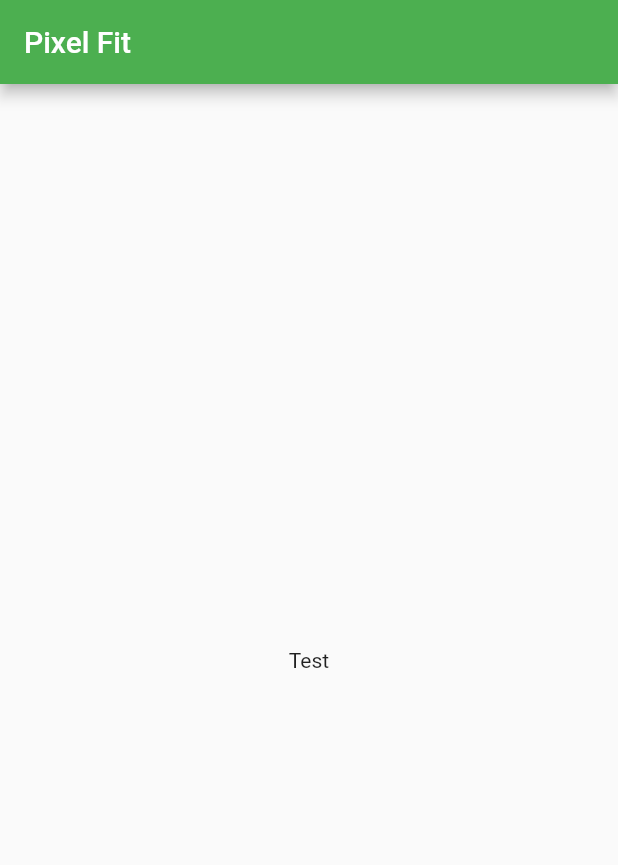
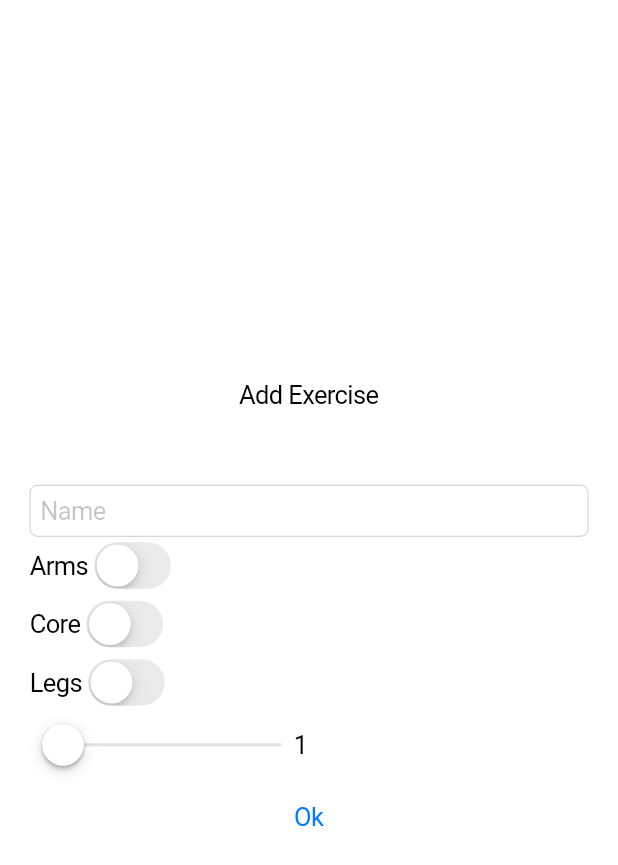
Before and after one commit to martflu/pixel-fit, a Flutter app: the screen it shows after launch, on a phone screen of 412 x 824 dp. Shown: the top 865 px of the screen. Run offline on Flutter 3.47's test engine with Material 2 defaults, Android fonts, the phone set to English and light mode, and no system bars; our stand-ins replace shared_preferences; generated files the repository leaves out were written again.

Commit message:
[feat] Add screen for adding exercises

```diff
--- a/lib/main.dart
+++ b/lib/main.dart
@@ -1,4 +1,5 @@
-import 'package:flutter/material.dart';
+import 'package:flutter/cupertino.dart';
+import 'package:pixel_fit/screens/add_exercise.dart';
 
 void main() {
   runApp(MyApp());
@@ -7,42 +8,9 @@ void main() {
 class MyApp extends StatelessWidget {
   @override
   Widget build(BuildContext context) {
-    return MaterialApp(
+    return CupertinoApp(
       title: 'Pixel Fit',
-      theme: ThemeData(
-        primarySwatch: Colors.green,
-        visualDensity: VisualDensity.adaptivePlatformDensity,
-      ),
-      home: MyHomePage(title: 'Pixel Fit'),
+      home: AddExercise(),
     );
   }
 }
-
-class MyHomePage extends StatefulWidget {
-  MyHomePage({Key key, this.title}) : super(key: key);
-  final String title;
-
-  @override
-  _MyHomePageState createState() => _MyHomePageState();
-}
-
-class _MyHomePageState extends State<MyHomePage> {
-  @override
-  Widget build(BuildContext context) {
-    return Scaffold(
-      appBar: AppBar(
-        title: Text(widget.title),
-      ),
-      body: Center(
-        child: Column(
-          mainAxisAlignment: MainAxisAlignment.center,
-          children: <Widget>[
-            Text(
-              'Test',
-            ),
-          ],
-        ),
-      ),
-    );
-  }
-}
--- /dev/null
+++ b/lib/models/exercise.dart
@@ -0,0 +1,21 @@
+import 'package:json_annotation/json_annotation.dart';
+
+import 'muscle_involvement.dart';
+
+part 'exercise.g.dart';
+
+@JsonSerializable(nullable: false)
+class Exercise {
+  final String name;
+  final List<MuscleInvolvement> muscles;
+  final int points;
+
+  Exercise({this.name, this.muscles, this.points});
+
+  @override
+  String toString() => "$name $muscles $points";
+
+  factory Exercise.fromJson(Map<String, dynamic> json) =>
+      _$ExerciseFromJson(json);
+  Map<String, dynamic> toJson() => _$ExerciseToJson(this);
+}
--- /dev/null
+++ b/lib/models/muscle.dart
@@ -0,0 +1,16 @@
+import 'package:json_annotation/json_annotation.dart';
+
+part 'muscle.g.dart';
+
+@JsonSerializable(nullable: false)
+class Muscle {
+  final String name;
+
+  Muscle({this.name});
+
+  @override
+  String toString() => name;
+
+  factory Muscle.fromJson(Map<String, dynamic> json) => _$MuscleFromJson(json);
+  Map<String, dynamic> toJson() => _$MuscleToJson(this);
+}
--- /dev/null
+++ b/lib/models/muscle_involvement.dart
@@ -0,0 +1,18 @@
+import 'package:json_annotation/json_annotation.dart';
+import 'package:pixel_fit/models/muscle.dart';
+
+part 'muscle_involvement.g.dart';
+
+@JsonSerializable(nullable: false)
+class MuscleInvolvement {
+  final Muscle muscle;
+  final int weight;
+
+  MuscleInvolvement({this.muscle, this.weight});
+
+  @override
+  String toString() => "$muscle $weight";
+  factory MuscleInvolvement.fromJson(Map<String, dynamic> json) =>
+      _$MuscleInvolvementFromJson(json);
+  Map<String, dynamic> toJson() => _$MuscleInvolvementToJson(this);
+}
--- /dev/null
+++ b/lib/screens/add_exercise.dart
@@ -0,0 +1,125 @@
+import 'package:flutter/cupertino.dart';
+import 'package:pixel_fit/models/exercise.dart';
+import 'package:pixel_fit/models/muscle.dart';
+import 'package:pixel_fit/models/muscle_involvement.dart';
+import 'package:shared_preferences/shared_preferences.dart';
+
+class AddExercise extends StatefulWidget {
+  AddExercise({Key key}) : super(key: key);
+
+  @override
+  AddExerciseState createState() => AddExerciseState();
+}
+
+class AddExerciseState extends State<AddExercise> {
+  bool arm = false;
+  bool core = false;
+  bool leg = false;
+  double points = 1.0;
+  final nameController = TextEditingController();
+
+  @override
+  Widget build(BuildContext context) {
+    return CupertinoPageScaffold(
+      child: Padding(
+        padding: EdgeInsets.all(20.0),
+        child: Column(
+          mainAxisAlignment: MainAxisAlignment.center,
+          children: <Widget>[
+            Text("Add Exercise"),
+            SizedBox(
+              height: 50.0,
+            ),
+            CupertinoTextField(
+              placeholder: "Name",
+              controller: nameController,
+            ),
+            Row(
+              children: [
+                Text("Arms"),
+                CupertinoSwitch(
+                    value: arm,
+                    onChanged: (value) {
+                      setState(() {
+                        arm = value;
+                      });
+                    }),
+              ],
+            ),
+            Row(
+              children: [
+                Text("Core"),
+                CupertinoSwitch(
+                    value: core,
+                    onChanged: (value) {
+                      setState(() {
+                        core = value;
+                      });
+                    }),
+              ],
+            ),
+            Row(
+              children: [
+                Text("Legs"),
+                CupertinoSwitch(
+                    value: leg,
+                    onChanged: (value) {
+                      setState(() {
+                        leg = value;
+                      });
+                    }),
+              ],
+            ),
+            Row(
+              children: [
+                CupertinoSlider(
+                  value: points,
+                  min: 1.0,
+                  max: 100.0,
+                  divisions: 100,
+                  onChanged: (double value) {
+                    setState(() {
+                      points = value;
+                    });
+                  },
+                ),
+                Text(points.toInt().toString())
+              ],
+            ),
+            CupertinoButton(child: Text("Ok"), onPressed: okPressed)
+          ],
+        ),
+      ),
+    );
+  }
+
+  okPressed() async {
+    SharedPreferences prefs = await SharedPreferences.getInstance();
+    final muscles = <MuscleInvolvement>[];
+    if (arm)
+      muscles.add(MuscleInvolvement(muscle: Muscle(name: "Arm"), weight: 1));
+    if (core)
+      muscles.add(MuscleInvolvement(muscle: Muscle(name: "Core"), weight: 1));
+    if (leg)
+      muscles.add(MuscleInvolvement(muscle: Muscle(name: "Leg"), weight: 1));
+    final exercise = Exercise(
+        name: nameController.text, muscles: muscles, points: points.toInt());
+    final test = prefs.getString(exercise.name);
+    print(test);
+    await prefs.setString(exercise.name, exercise.toJson().toString());
+    print(exercise);
+    nameController.clear();
+    setState(() {
+      arm = false;
+      core = false;
+      leg = false;
+      points = 1.0;
+    });
+  }
+
+  @override
+  void dispose() {
+    nameController.dispose();
+    super.dispose();
+  }
+}
--- a/pubspec.yaml
+++ b/pubspec.yaml
@@ -14,9 +14,12 @@ dependencies:
   flutter_redux: ^0.6.0
   cupertino_icons: ^0.1.3
   shared_preferences: ">=0.5.10 <2.0.0"
+  json_annotation: ^3.0.0
 
 dev_dependencies:
   flutter_test:
     sdk: flutter
+  build_runner: ^1.0.0
+  json_serializable: ^3.2.0
 flutter:
   uses-material-design: true
```
Also changed, not shown: pubspec.lock, 1 other file.
